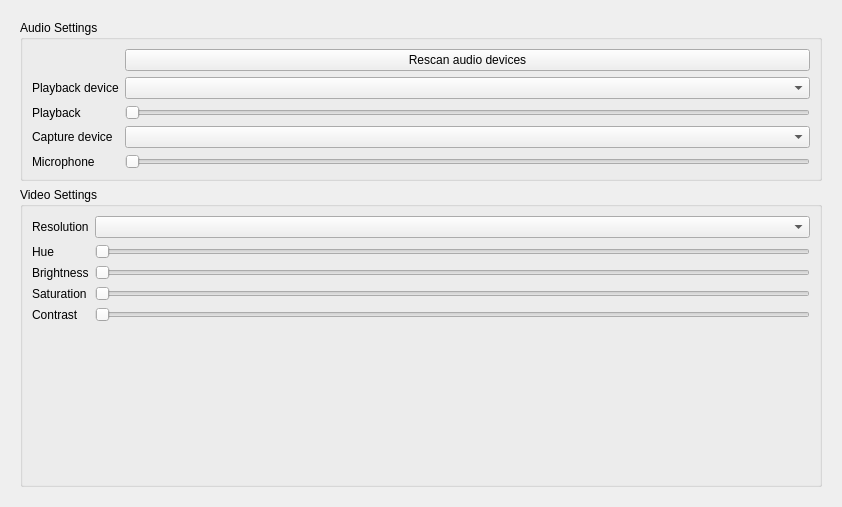
Old version of the form src/widget/form/settings/avsettings.ui in the repository qTox/qTox.
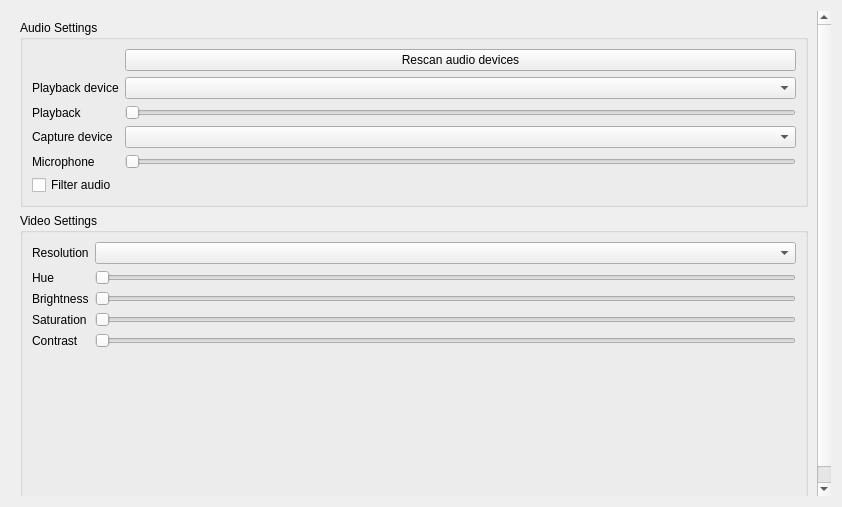
New version of the form. Custom widgets are drawn as their Qt base class.

Commit message: Implemented audioFilter-setting, but not integrated.

The edit to the form file:
```diff
--- a/src/widget/form/settings/avsettings.ui
+++ b/src/widget/form/settings/avsettings.ui
@@ -30,8 +30,8 @@
        <rect>
         <x>0</x>
         <y>0</y>
-        <width>810</width>
-        <height>496</height>
+        <width>808</width>
+        <height>618</height>
        </rect>
       </property>
       <layout class="QVBoxLayout" name="verticalLayout_5">
@@ -96,6 +96,13 @@
             </property>
            </widget>
           </item>
+          <item row="8" column="0">
+           <widget class="QCheckBox" name="filterAudio">
+            <property name="text">
+             <string>Filter audio</string>
+            </property>
+           </widget>
+          </item>
          </layout>
         </widget>
        </item>
```
The commit also changes 4 other files.
